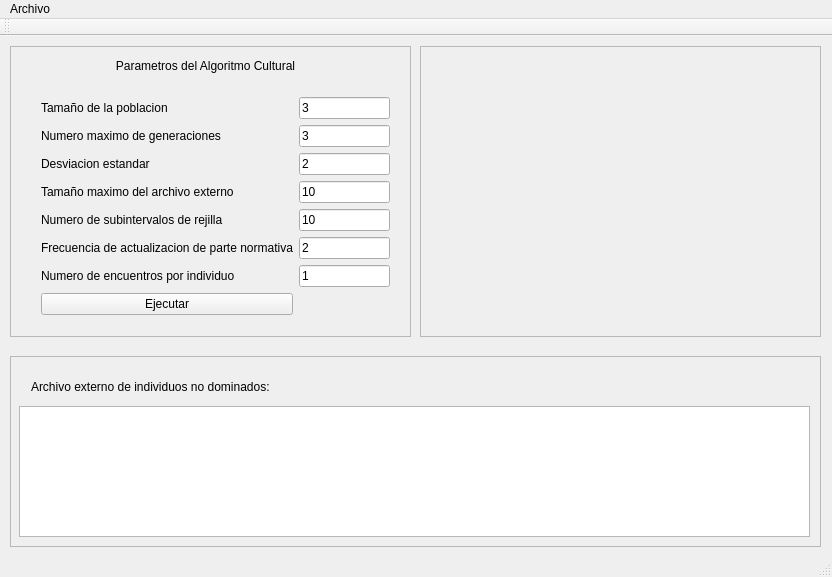
Above: mainwindow.ui from antonioaraujob/omocac before the change. Below: the same form after it.
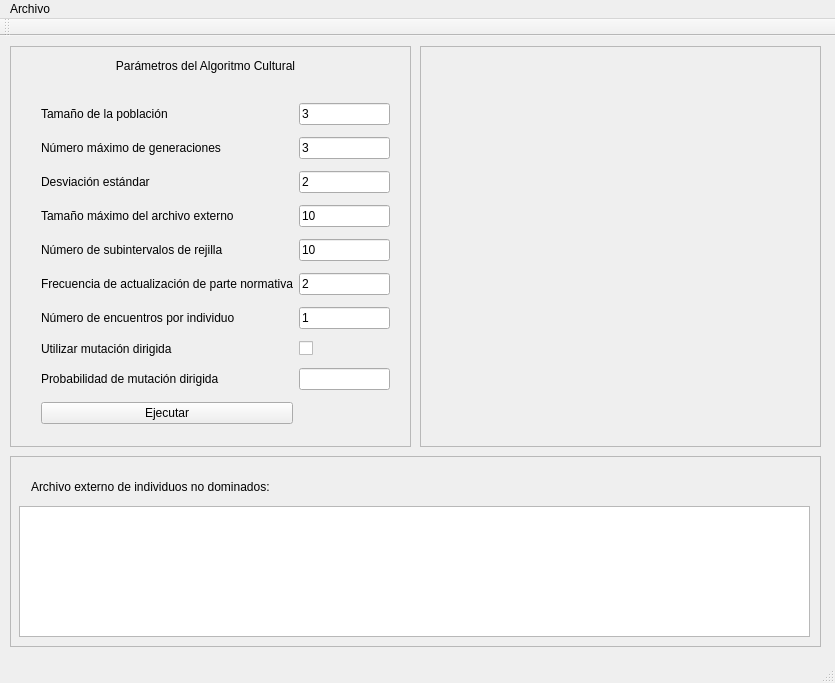
That is the form after the change. Custom widgets are drawn as their Qt base class.

Commit message: Se agregó a la interfaz gráfica un checkbox para establecer el uso de la mutación dirigida así como un campo para leer la probabilidad de ocurrencia de la mutación dirigida.

Patch:
```diff
--- a/mainwindow.ui
+++ b/mainwindow.ui
@@ -6,8 +6,8 @@
    <rect>
     <x>0</x>
     <y>0</y>
-    <width>832</width>
-    <height>577</height>
+    <width>835</width>
+    <height>683</height>
    </rect>
   </property>
   <property name="windowTitle">
@@ -20,7 +20,7 @@
       <x>10</x>
       <y>10</y>
       <width>401</width>
-      <height>291</height>
+      <height>401</height>
      </rect>
     </property>
     <property name="frameShape">
@@ -39,7 +39,7 @@
       </rect>
      </property>
      <property name="text">
-      <string>Parametros del Algoritmo Cultural</string>
+      <string>Parámetros del Algoritmo Cultural</string>
      </property>
      <property name="alignment">
       <set>Qt::AlignCenter</set>
@@ -51,21 +51,28 @@
        <x>20</x>
        <y>40</y>
        <width>371</width>
-       <height>248</height>
+       <height>356</height>
       </rect>
      </property>
      <layout class="QGridLayout" name="gridLayout">
+      <item row="7" column="1">
+       <widget class="QCheckBox" name="checkBoxDirectedMutation">
+        <property name="text">
+         <string/>
+        </property>
+       </widget>
+      </item>
       <item row="1" column="0">
        <widget class="QLabel" name="label_3">
         <property name="text">
-         <string>Numero maximo de generaciones</string>
+         <string>Número máximo de generaciones</string>
         </property>
        </widget>
       </item>
       <item row="0" column="0">
        <widget class="QLabel" name="label_2">
         <property name="text">
-         <string>Tamaño de la poblacion</string>
+         <string>Tamaño de la población</string>
         </property>
        </widget>
       </item>
@@ -85,56 +92,56 @@
       <item row="2" column="0">
        <widget class="QLabel" name="label_5">
         <property name="text">
-         <string>Desviacion estandar</string>
+         <string>Desviación estándar</string>
         </property>
        </widget>
       </item>
       <item row="6" column="0">
        <widget class="QLabel" name="label_10">
         <property name="text">
-         <string>Numero de encuentros por individuo</string>
-        </property>
-       </widget>
-      </item>
-      <item row="5" column="1">
-       <widget class="QLineEdit" name="lineEditGnormative">
-        <property name="text">
-         <string>2</string>
+         <string>Número de encuentros por individuo</string>
         </property>
        </widget>
       </item>
       <item row="3" column="0">
        <widget class="QLabel" name="label_7">
         <property name="text">
-         <string>Tamaño maximo del archivo externo</string>
+         <string>Tamaño máximo del archivo externo</string>
         </property>
        </widget>
       </item>
-      <item row="2" column="1">
-       <widget class="QLineEdit" name="lineEditMutationStd">
+      <item row="5" column="1">
+       <widget class="QLineEdit" name="lineEditGnormative">
         <property name="text">
          <string>2</string>
         </property>
        </widget>
       </item>
-      <item row="1" column="1">
-       <widget class="QLineEdit" name="lineEditGenerationNumber">
-        <property name="text">
-         <string>3</string>
-        </property>
-       </widget>
-      </item>
       <item row="5" column="0">
        <widget class="QLabel" name="label_9">
         <property name="text">
-         <string>Frecuencia de actualizacion de parte normativa</string>
+         <string>Frecuencia de actualización de parte normativa</string>
+        </property>
+       </widget>
+      </item>
+      <item row="2" column="1">
+       <widget class="QLineEdit" name="lineEditMutationStd">
+        <property name="text">
+         <string>2</string>
         </property>
        </widget>
       </item>
       <item row="4" column="0">
        <widget class="QLabel" name="label_8">
         <property name="text">
-         <string>Numero de subintervalos de rejilla</string>
+         <string>Número de subintervalos de rejilla</string>
+        </property>
+       </widget>
+      </item>
+      <item row="1" column="1">
+       <widget class="QLineEdit" name="lineEditGenerationNumber">
+        <property name="text">
+         <string>3</string>
         </property>
        </widget>
       </item>
@@ -158,17 +165,34 @@
          <string>1</string>
         </property>
         <property name="readOnly">
-         <bool>false</bool>
+         <bool>true</bool>
         </property>
        </widget>
       </item>
-      <item row="7" column="0">
+      <item row="9" column="0">
        <widget class="QPushButton" name="pushButtonRun">
         <property name="text">
          <string>Ejecutar</string>
         </property>
        </widget>
       </item>
+      <item row="7" column="0">
+       <widget class="QLabel" name="label_4">
+        <property name="text">
+         <string>Utilizar mutación dirigida</string>
+        </property>
+       </widget>
+      </item>
+      <item row="8" column="0">
+       <widget class="QLabel" name="labelDirectedMutation">
+        <property name="text">
+         <string>Probabilidad de mutación dirigida</string>
+        </property>
+       </widget>
+      </item>
+      <item row="8" column="1">
+       <widget class="QLineEdit" name="lineEditDirectedMutation"/>
+      </item>
      </layout>
     </widget>
    </widget>
@@ -176,7 +200,7 @@
     <property name="geometry">
      <rect>
       <x>10</x>
-      <y>320</y>
+      <y>420</y>
       <width>811</width>
       <height>191</height>
      </rect>
@@ -236,7 +260,7 @@
       <x>420</x>
       <y>10</y>
       <width>401</width>
-      <height>291</height>
+      <height>401</height>
      </rect>
     </property>
     <property name="frameShape">
@@ -250,8 +274,8 @@
       <rect>
        <x>10</x>
        <y>20</y>
-       <width>371</width>
-       <height>241</height>
+       <width>381</width>
+       <height>361</height>
       </rect>
      </property>
     </widget>
@@ -262,8 +286,8 @@
     <rect>
      <x>0</x>
      <y>0</y>
-     <width>832</width>
-     <height>19</height>
+     <width>835</width>
+     <height>29</height>
     </rect>
    </property>
    <widget class="QMenu" name="menuArchivo">
```
Left out of the diff: 19 changed lines with no effect on the pictures. The commit also changes 7 other files.
